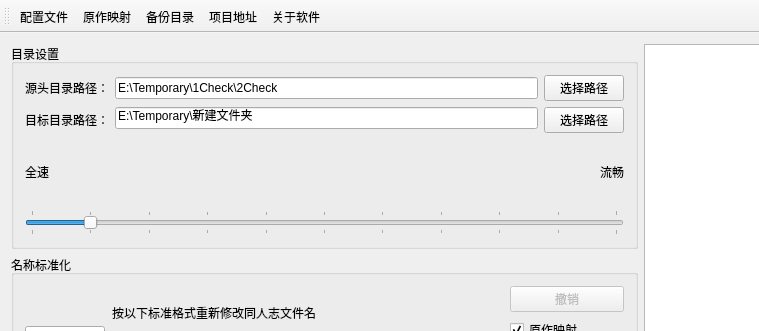
This is src/mainwindow.ui in Sandiagal/DoujinFix as Qt 5 draws it before an edit; both pictures show x 0 to 759 and y 0 to 331 of the 1282 by 807 pixel window. The edited form follows.
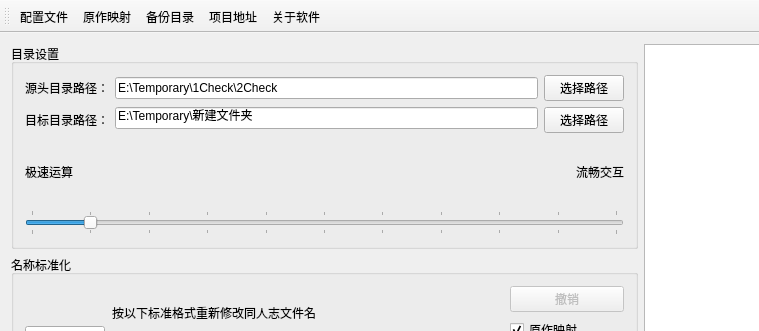
This is the edited form. Icons and pictures are not drawn.

The edit to the form file:
```diff
--- a/src/mainwindow.ui
+++ b/src/mainwindow.ui
@@ -126,7 +126,7 @@
            <item>
             <widget class="QLabel" name="label_8">
              <property name="text">
-              <string>全速</string>
+              <string>极速运算</string>
              </property>
             </widget>
            </item>
@@ -136,7 +136,7 @@
               <enum>Qt::LeftToRight</enum>
              </property>
              <property name="text">
-              <string>流畅</string>
+              <string>流畅交互</string>
              </property>
              <property name="alignment">
               <set>Qt::AlignRight|Qt::AlignTrailing|Qt::AlignVCenter</set>
```
Left out of the diff: 26 changed lines with no effect on the pictures.
